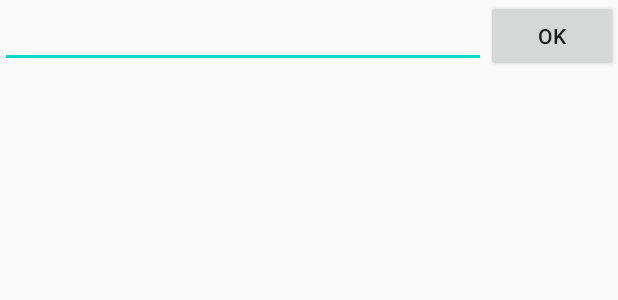
After one commit to rlatls1997/E03List, an Android app: the layout activity_recycler_view2.xml on its own in the app's theme, with its tools: preview values and no code run, on a phone screen of 412 x 824 dp. The commit adds this screen. Shown: the top 300 px of the screen. Run offline under Robolectric (Android 15) with nearby library versions, the phone set to English and light mode, and no system bars.

Commit message:
20.04.30 commit

```diff
--- a/app/src/main/AndroidManifest.xml
+++ b/app/src/main/AndroidManifest.xml
@@ -9,7 +9,8 @@
         android:roundIcon="@mipmap/ic_launcher_round"
         android:supportsRtl="true"
         android:theme="@style/AppTheme">
-        <activity android:name=".RecyclerView1Activity"></activity>
+        <activity android:name=".RecyclerView2Activity"></activity>
+        <activity android:name=".RecyclerView1Activity" />
         <activity android:name=".ListViewActivity" />
         <activity android:name=".MainActivity">
             <intent-filter>
--- a/app/src/main/java/net/skhu/MainActivity.java
+++ b/app/src/main/java/net/skhu/MainActivity.java
@@ -21,5 +21,10 @@ public class MainActivity extends AppCompatActivity {
         Intent intent = new Intent(this, RecyclerView1Activity.class);
         startActivity(intent);
     }
+    public void btnRecyclerView2_clicked(View view) {
+        Intent intent = new Intent(this, RecyclerView2Activity.class);
+        startActivity(intent);
+    }
+
 
 }
--- /dev/null
+++ b/app/src/main/res/layout/activity_recycler_view2.xml
@@ -0,0 +1,36 @@
+<?xml version="1.0" encoding="utf-8"?>
+<androidx.constraintlayout.widget.ConstraintLayout xmlns:android="http://schemas.android.com/apk/res/android"
+    xmlns:app="http://schemas.android.com/apk/res-auto"
+    xmlns:tools="http://schemas.android.com/tools"
+    android:layout_width="match_parent"
+    android:layout_height="match_parent"
+    tools:context=".RecyclerView2Activity">
+
+    <Button
+        android:id="@+id/btnAdd"
+        android:layout_width="wrap_content"
+        android:layout_height="wrap_content"
+        android:text="@android:string/ok"
+        app:layout_constraintEnd_toEndOf="parent"
+        app:layout_constraintTop_toTopOf="parent" />
+
+    <EditText
+        android:id="@+id/editText"
+        android:layout_width="0dp"
+        android:layout_height="wrap_content"
+        android:ems="10"
+        android:inputType="text"
+        app:layout_constraintEnd_toStartOf="@+id/btnAdd"
+        app:layout_constraintStart_toStartOf="parent"
+        app:layout_constraintTop_toTopOf="parent" />
+
+    <androidx.recyclerview.widget.RecyclerView
+        android:id="@+id/recyclerView"
+        android:layout_width="0dp"
+        android:layout_height="0dp"
+        app:layout_constraintBottom_toBottomOf="parent"
+        app:layout_constraintEnd_toEndOf="parent"
+        app:layout_constraintStart_toStartOf="parent"
+        app:layout_constraintTop_toBottomOf="@+id/btnAdd" />
+
+</androidx.constraintlayout.widget.ConstraintLayout>
--- a/app/src/main/res/values/strings.xml
+++ b/app/src/main/res/values/strings.xml
@@ -1,4 +1,9 @@
 <resources>
     <string name="app_name">E03List</string>
+    <string name="action_remove">삭제</string>
+    <string name="confirm">확인</string>
+    <string name="doYouWantToDelete">삭제하시겠습니까?</string>
+    <string name="yes">예</string>
+    <string name="no">아니오</string>
 
 </resources>
```
Also changed, not shown: app/src/main/java/net/skhu/Memo.java (added, +42 -0 lines), app/src/main/java/net/skhu/RecyclerView2Activity.java (added, +93 -0 lines), app/src/main/java/net/skhu/RecyclerView2Adapter.java (added, +84 -0 lines), app/src/main/res/layout/activity_main.xml (+11 -0 lines), app/src/main/res/layout/memo.xml (added, +23 -0 lines), app/src/main/res/layout/memo2.xml (added, +49 -0 lines), app/src/main/res/menu/menu_recycler_view2.xml (added, +9 -0 lines).
